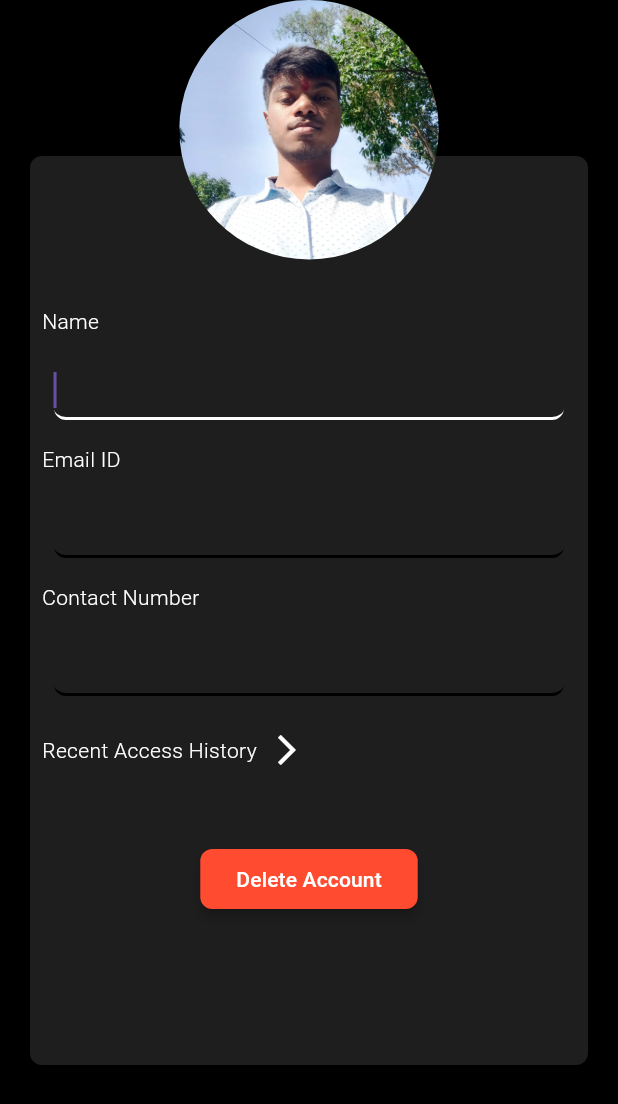
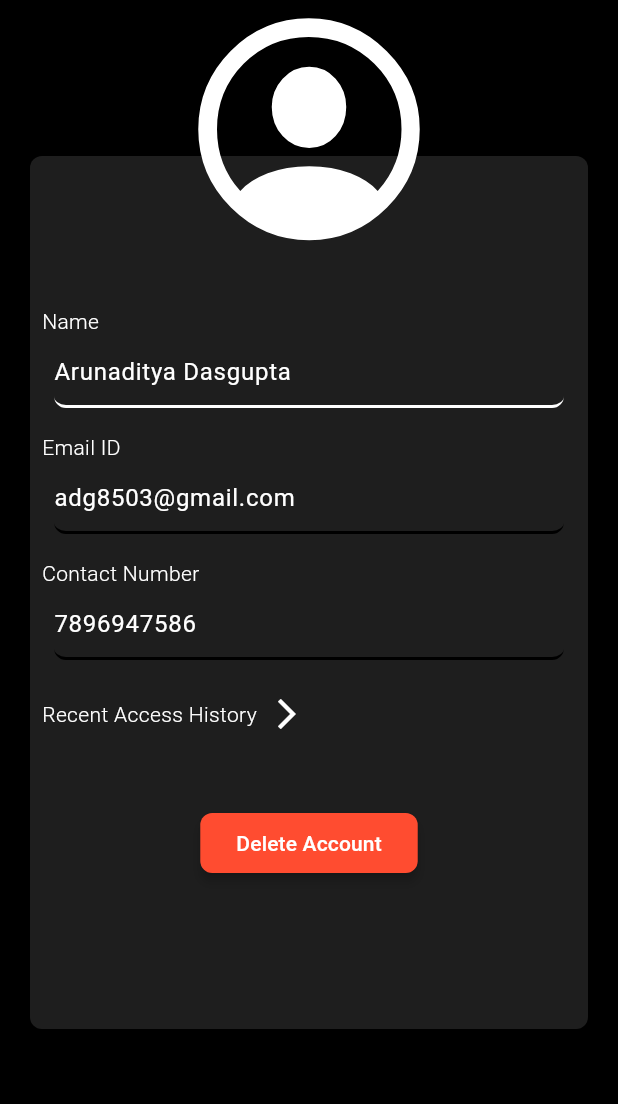
Before and after one commit to git-ADG/campus-security-nitshacks, a Flutter app: the HomepageDetails screen opened directly, on a phone screen of 412 x 824 dp. Shown: the top 1104 px of the screen. Run offline on Flutter 3.47's test engine with Material 3 defaults, Android fonts, the light colour scheme and no system bars; our stand-ins replace firebase_auth, firebase_core, flutter_dotenv, fluttertoast, gap, image_picker; missing offline and left inert: flutter_osm_plugin; accounts and stored records are empty; generated files the repository leaves out were written again; Roboto replaces fonts that are missing (Readex Pro).

Commit message:
ui adjustments

```diff
--- a/lib/pages/alert_page/alert_page.dart
+++ b/lib/pages/alert_page/alert_page.dart
@@ -5,6 +5,7 @@ import 'package:image_picker/image_picker.dart';
 
 class AlertPage extends StatefulWidget {
   const AlertPage({super.key});
+
   static const String routeName = "/alertPage";
 
   @override
@@ -12,7 +13,6 @@ class AlertPage extends StatefulWidget {
 }
 
 class _AlertPageState extends State<AlertPage> {
-
   Future<void> _getImage() async {
     final picker = ImagePicker();
     final pickedFile = await picker.pickImage(source: ImageSource.gallery);
@@ -73,6 +73,7 @@ class _AlertPageState extends State<AlertPage> {
                         style: TextStyle(color: Colors.white),
                       ),
                       TextFormField(
+                        style: TextStyle(color: Colors.white),
                         decoration: const InputDecoration(
                             fillColor: Colors.grey,
                             border: OutlineInputBorder(
@@ -86,6 +87,7 @@ class _AlertPageState extends State<AlertPage> {
                         style: TextStyle(color: Colors.white),
                       ),
                       TextFormField(
+                        style: TextStyle(color: Colors.white),
                         decoration: const InputDecoration(
                             fillColor: Colors.grey,
                             border: OutlineInputBorder(
@@ -99,6 +101,7 @@ class _AlertPageState extends State<AlertPage> {
                         style: TextStyle(color: Colors.white),
                       ),
                       TextFormField(
+                        style: TextStyle(color: Colors.white),
                         decoration: const InputDecoration(
                             fillColor: Colors.grey,
                             border: OutlineInputBorder(
--- a/lib/pages/homepage/homepage_details.dart
+++ b/lib/pages/homepage/homepage_details.dart
@@ -1,3 +1,4 @@
+import 'package:flutter/cupertino.dart';
 import 'package:flutter/material.dart';
 
 class HomepageDetails extends StatelessWidget {
@@ -60,10 +61,11 @@ class HomepageDetails extends StatelessWidget {
                                         child: TextFormField(
                                           // controller: _model.textController1,
                                           // focusNode: _model.textFieldFocusNode1,
-                                          autofocus: true,
                                           obscureText: false,
                                           decoration: InputDecoration(
-                                            labelText: ' ',
+                                            hintText: 'Arunaditya Dasgupta',
+                                            hintStyle:
+                                                TextStyle(color: Colors.white),
                                             enabledBorder: UnderlineInputBorder(
                                               borderSide: const BorderSide(
                                                 color: Colors.white,
@@ -132,10 +134,11 @@ class HomepageDetails extends StatelessWidget {
                                         child: TextFormField(
                                           // controller: _model.textController2,
                                           // focusNode: _model.textFieldFocusNode2,
-                                          autofocus: true,
                                           obscureText: false,
                                           decoration: InputDecoration(
-                                            labelText: ' ',
+                                            hintText: 'adg8503@gmail.com',
+                                            hintStyle:
+                                                TextStyle(color: Colors.white),
                                             // labelStyle: FlutterFlowTheme.of(context)
                                             //     .labelMedium,
                                             // hintStyle: FlutterFlowTheme.of(context)
@@ -216,10 +219,12 @@ class HomepageDetails extends StatelessWidget {
                                         child: TextFormField(
                                           // controller: _model.textController3,
                                           // focusNode: _model.textFieldFocusNode3,
-                                          autofocus: true,
+
                                           obscureText: false,
                                           decoration: InputDecoration(
-                                            labelText: ' ',
+                                            hintStyle:
+                                                TextStyle(color: Colors.white),
+                                            hintText: '7896947586',
                                             // labelStyle: FlutterFlowTheme.of(context)
                                             //     .labelMedium,
                                             // hintStyle: FlutterFlowTheme.of(context)
@@ -312,8 +317,8 @@ class HomepageDetails extends StatelessWidget {
                                     },
                                     style: ElevatedButton.styleFrom(
                                       foregroundColor: Colors.white,
-                                      primary:
-                                          const Color(0xFFFF4C30), // Text color
+                                      backgroundColor: const Color(0xFFFF4C30),
+                                      // Text color
                                       elevation: 3,
                                       padding: EdgeInsets.symmetric(
                                           horizontal: 24, vertical: 0),
@@ -352,10 +357,7 @@ class HomepageDetails extends StatelessWidget {
                     decoration: BoxDecoration(
                       shape: BoxShape.circle,
                     ),
-                    child: Image.asset(
-                      'assets/images/profile_pic.jpg',
-                      fit: BoxFit.cover,
-                    ),
+                    child: Icon(CupertinoIcons.profile_circled, color: Colors.white,size: 173,)
                   ),
                 ),
               ],
--- a/pubspec.yaml
+++ b/pubspec.yaml
@@ -70,8 +70,6 @@ flutter:
   assets:
     - .env
     - assets/images/
-    - assets/images/warning.jpg
-    - assets/images/profile_pic.jpg
   #   - images/a_dot_burr.jpeg
   #   - images/a_dot_ham.jpeg
 
```
Also changed, not shown: pubspec.lock.
